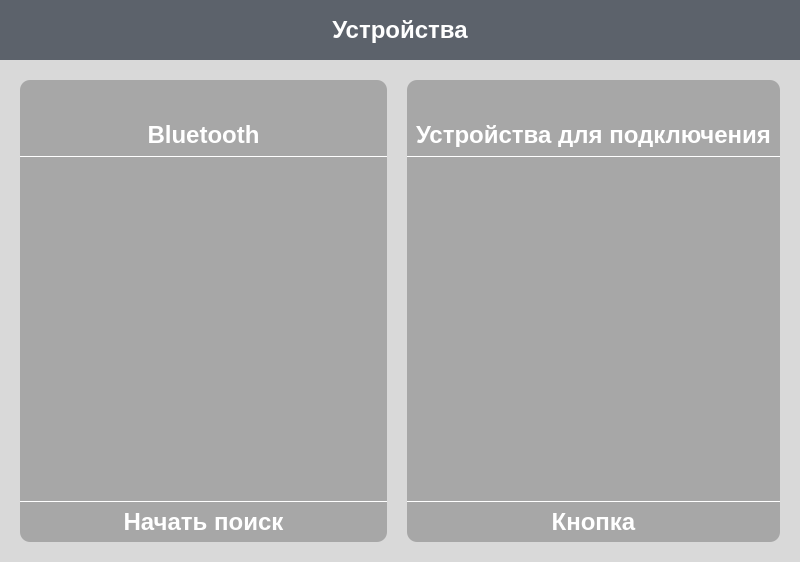
Qt form search-wgt/searchwidget.ui (iSpaxer/Spaxer) before a commit.
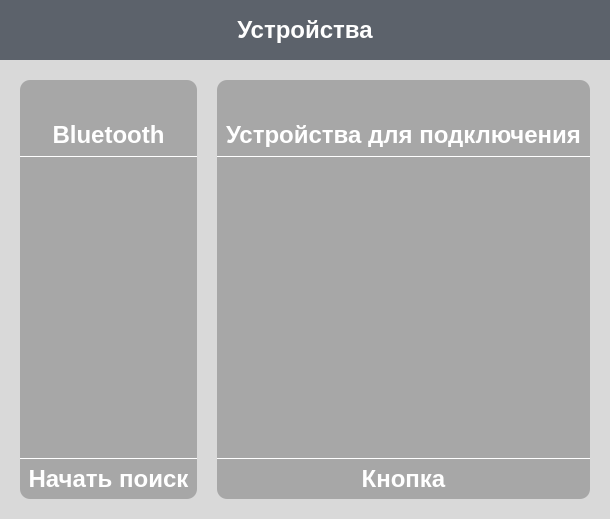
The same form after that commit. Icons and pictures are not drawn.

The edit to the form file:
```diff
--- a/search-wgt/searchwidget.ui
+++ b/search-wgt/searchwidget.ui
@@ -6,8 +6,8 @@
    <rect>
     <x>0</x>
     <y>0</y>
-    <width>800</width>
-    <height>562</height>
+    <width>610</width>
+    <height>519</height>
    </rect>
   </property>
   <property name="font">
@@ -47,7 +47,7 @@
      </property>
      <property name="minimumSize">
       <size>
-       <width>800</width>
+       <width>0</width>
        <height>60</height>
       </size>
      </property>
```
